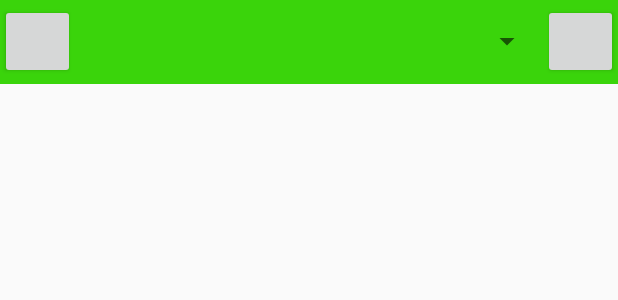
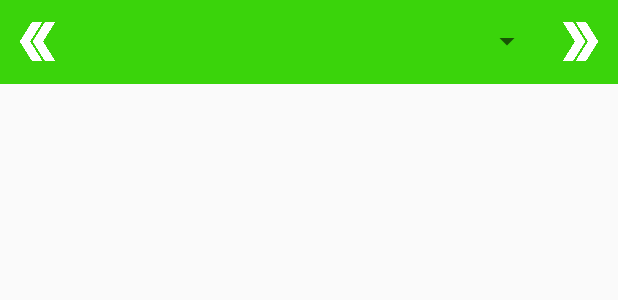
Before and after one commit to Khelle/android-xtt2, an Android app: the layout layout_main_toolbar.xml on its own in the app's theme, with its tools: preview values and no code run, on a phone screen of 412 x 824 dp. Shown: the top 300 px of the screen. Run offline under Robolectric (Android 15) with nearby library versions, the phone set to English and light mode, and no system bars.

Commit message:
Added navigation arrows and refactored code

```diff
--- a/app/src/main/AndroidManifest.xml
+++ b/app/src/main/AndroidManifest.xml
@@ -9,7 +9,7 @@
         android:supportsRtl="true"
         android:theme="@style/AppTheme">
         <activity
-            android:name=".MainActivity"
+            android:name=".activities.MainActivity"
             android:label="@string/title_activity_main"
             android:theme="@style/AppTheme.NoActionBar">
             <intent-filter>
--- a/app/src/main/java/xtt2android/pl/edu/agh/eis/xtt2android/listener/CardClickListener.java
+++ b/app/src/main/java/xtt2android/pl/edu/agh/eis/xtt2android/listeners/CardClickListener.java
@@ -1,4 +1,4 @@
-package xtt2android.pl.edu.agh.eis.xtt2android.listener;
+package xtt2android.pl.edu.agh.eis.xtt2android.listeners;
 
 import android.content.Context;
 import android.view.GestureDetector;
--- a/app/src/main/java/xtt2android/pl/edu/agh/eis/xtt2android/hmr/SourceFile.java
+++ b/app/src/main/java/xtt2android/pl/edu/agh/eis/xtt2android/logic/hmr/SourceFile.java
@@ -1,4 +1,4 @@
-package xtt2android.pl.edu.agh.eis.xtt2android.hmr;
+package xtt2android.pl.edu.agh.eis.xtt2android.logic.hmr;
 
 import heart.parser.hmr.runtime.Source;
 import java.io.File;
--- a/app/src/main/java/xtt2android/pl/edu/agh/eis/xtt2android/hmr/XTT2Extractor.java
+++ b/app/src/main/java/xtt2android/pl/edu/agh/eis/xtt2android/logic/hmr/XTT2Extractor.java
@@ -1,4 +1,4 @@
-package xtt2android.pl.edu.agh.eis.xtt2android.hmr;
+package xtt2android.pl.edu.agh.eis.xtt2android.logic.hmr;
 
 import android.content.res.AssetManager;
 
--- a/app/src/main/java/xtt2android/pl/edu/agh/eis/xtt2android/view/Xtt2View.java
+++ b/app/src/main/java/xtt2android/pl/edu/agh/eis/xtt2android/views/Xtt2View.java
@@ -1,4 +1,4 @@
-package xtt2android.pl.edu.agh.eis.xtt2android.view;
+package xtt2android.pl.edu.agh.eis.xtt2android.views;
 
 import android.content.Context;
 import android.util.AttributeSet;
--- a/app/src/main/res/layout/activity_main.xml
+++ b/app/src/main/res/layout/activity_main.xml
@@ -5,9 +5,9 @@
     android:layout_width="match_parent"
     android:layout_height="match_parent"
     android:fitsSystemWindows="true"
-    tools:context="xtt2android.pl.edu.agh.eis.xtt2android.MainActivity">
+    tools:context=".activities.MainActivity">
 
-    <xtt2android.pl.edu.agh.eis.xtt2android.view.Xtt2View
+    <xtt2android.pl.edu.agh.eis.xtt2android.views.Xtt2View
         android:layout_width="match_parent"
         android:layout_height="match_parent" />
 
--- a/app/src/main/res/layout/layout_main_toolbar.xml
+++ b/app/src/main/res/layout/layout_main_toolbar.xml
@@ -18,17 +18,27 @@
         android:layout_alignParentTop="true"
         android:layout_margin="0dp">
 
-        <Button
+        <ImageButton
             android:id="@+id/nav_btn_prev"
             android:layout_width="50dp"
             android:layout_height="50dp"
-            android:layout_alignParentLeft="true" />
+            android:padding="12dp"
+            android:layout_alignParentLeft="true"
+            android:src="@drawable/double_chevron_left_arrow_white"
+            android:scaleType="fitCenter"
+            android:adjustViewBounds="true"
+            android:background="@android:color/transparent" />
 
-        <Button
+        <ImageButton
             android:id="@+id/nav_btn_next"
             android:layout_width="50dp"
             android:layout_height="50dp"
-            android:layout_alignParentRight="true" />
+            android:padding="12dp"
+            android:layout_alignParentRight="true"
+            android:src="@drawable/double_chevron_right_arrow_white"
+            android:scaleType="fitCenter"
+            android:adjustViewBounds="true"
+            android:background="@android:color/transparent" />
 
         <Spinner
             android:id="@+id/nav_sel_tab"
```
Also changed, not shown: app/src/main/java/xtt2android/pl/edu/agh/eis/xtt2android/activities/MainActivity.java (renamed from app/src/main/java/xtt2android/pl/edu/agh/eis/xtt2android/MainActivity.java, +4 -4 lines), app/src/main/java/xtt2android/pl/edu/agh/eis/xtt2android/adapters/RulesListAdapter.java (renamed from app/src/main/java/xtt2android/pl/edu/agh/eis/xtt2android/adapter/RulesListAdapter.java, +2 -5 lines), app/src/main/res/drawable/double_chevron.png (added), app/src/main/res/drawable/double_chevron_left_arrow_white.png (added), app/src/main/res/drawable/double_chevron_right_arrow_white.png (added).
